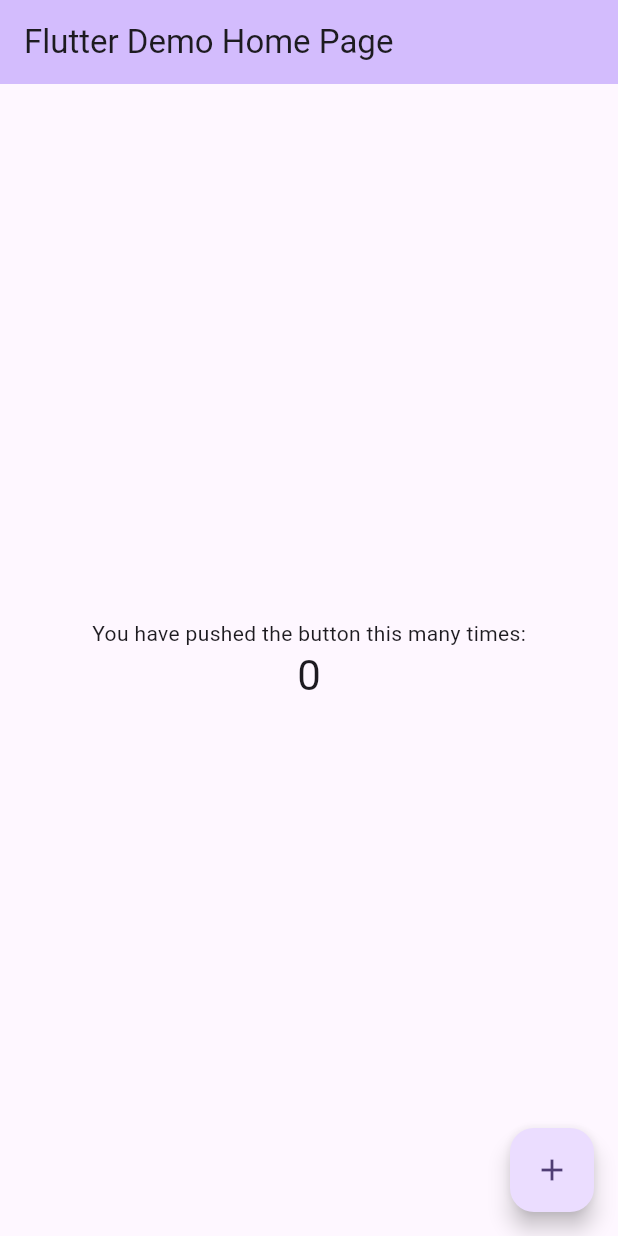
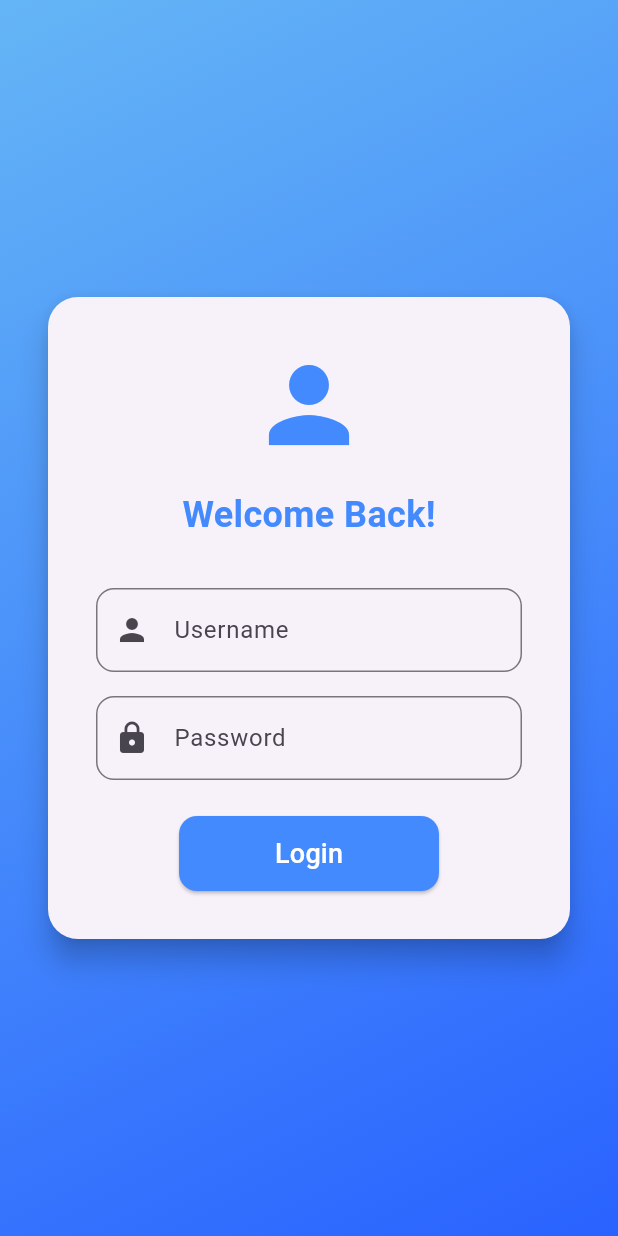
Before and after one commit to ThohaRamadhann/tugas1, a Flutter app: the screen it shows after launch, on a phone screen of 412 x 824 dp. Run offline on Flutter 3.47's test engine with Material 3 defaults, Android fonts, the phone set to English and light mode, and no system bars.

Commit message:
first commit

```diff
--- /dev/null
+++ b/lib/dashboard_page.dart
@@ -0,0 +1,26 @@
+import 'package:flutter/material.dart';
+
+class DashboardPage extends StatelessWidget {
+  @override
+  Widget build(BuildContext context) {
+    return Scaffold(
+      appBar: AppBar(
+        title: Text('Selamat datang di Universitas Teknologi Bandung'),
+      ),
+      body: Center(
+        child: Column(
+          mainAxisAlignment: MainAxisAlignment.center,
+          children: [
+            SizedBox(height: 5),
+            Image.asset(
+              'assets/landing_page.jpg',
+              width: 1200,
+              height: 500,
+              fit: BoxFit.cover,
+            ),
+          ],
+        ),
+      ),
+    );
+  }
+}
--- a/lib/main.dart
+++ b/lib/main.dart
@@ -1,125 +1,142 @@
 import 'package:flutter/material.dart';
+import 'dashboard_page.dart'; // Mengimpor halaman dashboard
 
 void main() {
-  runApp(const MyApp());
+  runApp(MyApp());
 }
 
 class MyApp extends StatelessWidget {
-  const MyApp({super.key});
-
-  // This widget is the root of your application.
   @override
   Widget build(BuildContext context) {
     return MaterialApp(
-      title: 'Flutter Demo',
+      title: 'Halaman Login',
       theme: ThemeData(
-        // This is the theme of your application.
-        //
-        // TRY THIS: Try running your application with "flutter run". You'll see
-        // the application has a purple toolbar. Then, without quitting the app,
-        // try changing the seedColor in the colorScheme below to Colors.green
-        // and then invoke "hot reload" (save your changes or press the "hot
-        // reload" button in a Flutter-supported IDE, or press "r" if you used
-        // the command line to start the app).
-        //
-        // Notice that the counter didn't reset back to zero; the application
-        // state is not lost during the reload. To reset the state, use hot
-        // restart instead.
-        //
-        // This works for code too, not just values: Most code changes can be
-        // tested with just a hot reload.
-        colorScheme: ColorScheme.fromSeed(seedColor: Colors.deepPurple),
-        useMaterial3: true,
+        primarySwatch: Colors.blue,
       ),
-      home: const MyHomePage(title: 'Flutter Demo Home Page'),
+      home: LoginPage(),
     );
   }
 }
 
-class MyHomePage extends StatefulWidget {
-  const MyHomePage({super.key, required this.title});
-
-  // This widget is the home page of your application. It is stateful, meaning
-  // that it has a State object (defined below) that contains fields that affect
-  // how it looks.
-
-  // This class is the configuration for the state. It holds the values (in this
-  // case the title) provided by the parent (in this case the App widget) and
-  // used by the build method of the State. Fields in a Widget subclass are
-  // always marked "final".
-
-  final String title;
-
+class LoginPage extends StatefulWidget {
   @override
-  State<MyHomePage> createState() => _MyHomePageState();
+  _LoginPageState createState() => _LoginPageState();
 }
 
-class _MyHomePageState extends State<MyHomePage> {
-  int _counter = 0;
+class _LoginPageState extends State<LoginPage> {
+  final TextEditingController _usernameController = TextEditingController();
+  final TextEditingController _passwordController = TextEditingController();
 
-  void _incrementCounter() {
-    setState(() {
-      // This call to setState tells the Flutter framework that something has
-      // changed in this State, which causes it to rerun the build method below
-      // so that the display can reflect the updated values. If we changed
-      // _counter without calling setState(), then the build method would not be
-      // called again, and so nothing would appear to happen.
-      _counter++;
-    });
+  void _login() {
+    String username = _usernameController.text;
+    String password = _passwordController.text;
+
+    // Logika autentikasi sederhana
+    if (username == 'thoha' && password == 'thohar123') {
+      Navigator.push(
+        context,
+        MaterialPageRoute(builder: (context) => DashboardPage()),
+      );
+    } else {
+      ScaffoldMessenger.of(context).showSnackBar(
+        SnackBar(
+          content: Text('Username atau Password salah'),
+          backgroundColor: Colors.red,
+        ),
+      );
+    }
   }
 
   @override
   Widget build(BuildContext context) {
-    // This method is rerun every time setState is called, for instance as done
-    // by the _incrementCounter method above.
-    //
-    // The Flutter framework has been optimized to make rerunning build methods
-    // fast, so that you can just rebuild anything that needs updating rather
-    // than having to individually change instances of widgets.
     return Scaffold(
-      appBar: AppBar(
-        // TRY THIS: Try changing the color here to a specific color (to
-        // Colors.amber, perhaps?) and trigger a hot reload to see the AppBar
-        // change color while the other colors stay the same.
-        backgroundColor: Theme.of(context).colorScheme.inversePrimary,
-        // Here we take the value from the MyHomePage object that was created by
-        // the App.build method, and use it to set our appbar title.
-        title: Text(widget.title),
-      ),
-      body: Center(
-        // Center is a layout widget. It takes a single child and positions it
-        // in the middle of the parent.
-        child: Column(
-          // Column is also a layout widget. It takes a list of children and
-          // arranges them vertically. By default, it sizes itself to fit its
-          // children horizontally, and tries to be as tall as its parent.
-          //
-          // Column has various properties to control how it sizes itself and
-          // how it positions its children. Here we use mainAxisAlignment to
-          // center the children vertically; the main axis here is the vertical
-          // axis because Columns are vertical (the cross axis would be
-          // horizontal).
-          //
-          // TRY THIS: Invoke "debug painting" (choose the "Toggle Debug Paint"
-          // action in the IDE, or press "p" in the console), to see the
-          // wireframe for each widget.
-          mainAxisAlignment: MainAxisAlignment.center,
-          children: <Widget>[
-            const Text(
-              'You have pushed the button this many times:',
+      body: Container(
+        decoration: BoxDecoration(
+          gradient: LinearGradient(
+            begin: Alignment.topLeft,
+            end: Alignment.bottomRight,
+            colors: [
+              Colors.blue.shade300,
+              Colors.blueAccent.shade700,
+            ],
+          ),
+        ),
+        child: Center(
+          child: Card(
+            elevation: 8,
+            margin: EdgeInsets.symmetric(horizontal: 32),
+            shape: RoundedRectangleBorder(
+              borderRadius: BorderRadius.circular(20),
             ),
-            Text(
-              '$_counter',
-              style: Theme.of(context).textTheme.headlineMedium,
+            child: Padding(
+              padding: const EdgeInsets.all(32.0),
+              child: Column(
+                mainAxisSize: MainAxisSize.min,
+                children: [
+                  Icon(
+                    Icons.person,
+                    size: 80,
+                    color: Colors.blueAccent,
+                  ),
+                  SizedBox(height: 16.0),
+                  Text(
+                    'Welcome Back!',
+                    style: TextStyle(
+                      fontSize: 24,
+                      fontWeight: FontWeight.bold,
+                      color: Colors.blueAccent,
+                    ),
+                  ),
+                  SizedBox(height: 32.0),
+                  TextField(
+                    controller: _usernameController,
+                    decoration: InputDecoration(
+                      prefixIcon: Icon(Icons.person),
+                      labelText: 'Username',
+                      border: OutlineInputBorder(
+                        borderRadius: BorderRadius.circular(12),
+                      ),
+                    ),
+                  ),
+                  SizedBox(height: 16.0),
+                  TextField(
+                    controller: _passwordController,
+                    decoration: InputDecoration(
+                      prefixIcon: Icon(Icons.lock),
+                      labelText: 'Password',
+                      border: OutlineInputBorder(
+                        borderRadius: BorderRadius.circular(12),
+                      ),
+                    ),
+                    obscureText: true,
+                  ),
+                  SizedBox(height: 24.0),
+                  ElevatedButton(
+                    style: ElevatedButton.styleFrom(
+                      shape: RoundedRectangleBorder(
+                        borderRadius: BorderRadius.circular(12),
+                      ),
+                      backgroundColor: Colors.blueAccent,
+                      padding: EdgeInsets.symmetric(
+                        horizontal: 64,
+                        vertical: 12,
+                      ),
+                    ),
+                    onPressed: _login,
+                    child: Text(
+                      'Login',
+                      style: TextStyle(
+                        fontSize: 18,
+                        color: Colors.white,
+                      ),
+                    ),
+                  ),
+                ],
+              ),
             ),
-          ],
+          ),
         ),
       ),
-      floatingActionButton: FloatingActionButton(
-        onPressed: _incrementCounter,
-        tooltip: 'Increment',
-        child: const Icon(Icons.add),
-      ), // This trailing comma makes auto-formatting nicer for build methods.
     );
   }
 }
--- a/pubspec.yaml
+++ b/pubspec.yaml
@@ -58,6 +58,9 @@ flutter:
   # the material Icons class.
   uses-material-design: true
 
+  assets:
+    - assets/landing_page.jpg
+
   # To add assets to your application, add an assets section, like this:
   # assets:
   #   - images/a_dot_burr.jpeg
```
Also changed, not shown: assets/landing_page.jpg (added).
